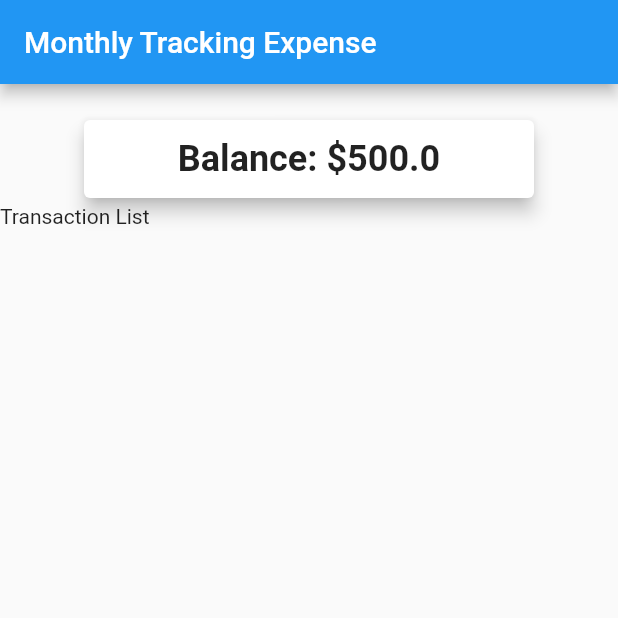
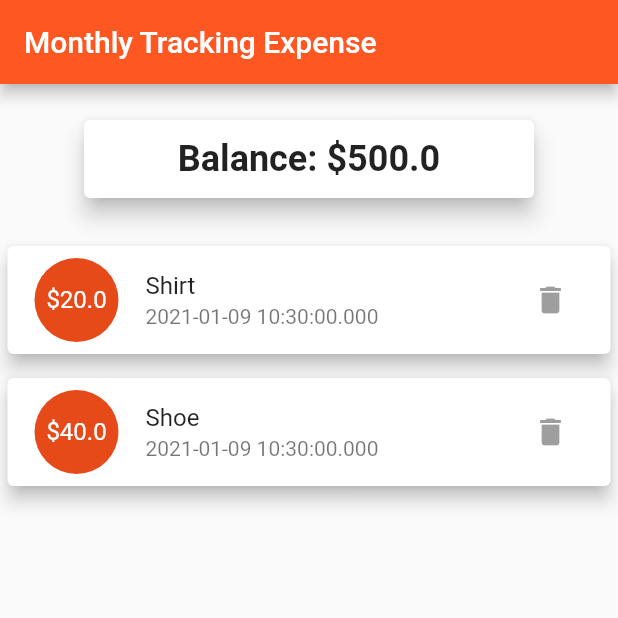
Before and after one commit to simonnguyen3054/monthly-tracking-expense, a Flutter app: the screen it shows after launch, on a phone screen of 412 x 824 dp, the top half of it. Run offline on Flutter 3.47's test engine with Material 2 defaults, Android fonts, the phone set to English and light mode, and no system bars.

Commit message:
add listview and transaction list view

```diff
--- a/lib/main.dart
+++ b/lib/main.dart
@@ -12,7 +12,8 @@ class MyApp extends StatelessWidget {
     return MaterialApp(
       title: 'Flutter Demo',
       theme: ThemeData(
-        primarySwatch: Colors.blue,
+        primarySwatch: Colors.deepOrange,
+        accentColor: Colors.amber,
       ),
       home: MyHomePage(title: 'Monthly Tracking Expense'),
     );
@@ -28,7 +29,18 @@ class MyHomePage extends StatefulWidget {
 }
 
 class _MyHomePageState extends State<MyHomePage> {
-  final List<Transaction> _userTransaction = [];
+  final List<Transaction> _userTransaction = [
+    Transaction(
+        id: DateTime.now().toString(),
+        title: "Shirt",
+        amount: 20.0,
+        date: DateTime.now()),
+    Transaction(
+        id: DateTime.now().toString(),
+        title: "Shoe",
+        amount: 40.0,
+        date: DateTime.now())
+  ];
   double _budget = 500.0;
   double _balance;
 
@@ -44,7 +56,7 @@ class _MyHomePageState extends State<MyHomePage> {
               height: 20,
             ),
             Card(
-                elevation: 5,
+                elevation: 6,
                 child: Container(
                     alignment: Alignment.center,
                     padding: EdgeInsets.all(12),
@@ -54,12 +66,34 @@ class _MyHomePageState extends State<MyHomePage> {
                       style:
                           TextStyle(fontSize: 24, fontWeight: FontWeight.bold),
                     ))),
-            Row(
-              children: [
-                Container(
-                  child: Text('Transaction List'),
-                )
-              ],
+            SizedBox(
+              height: 20,
+            ),
+            Container(
+              height: 600,
+              child: ListView.builder(
+                itemCount: _userTransaction.length,
+                itemBuilder: (context, index) {
+                  return Card(
+                    elevation: 5,
+                    margin: EdgeInsets.symmetric(vertical: 8, horizontal: 5),
+                    child: ListTile(
+                      leading: CircleAvatar(
+                          radius: 30,
+                          child: Padding(
+                              padding: EdgeInsets.all(6),
+                              child: FittedBox(
+                                  child: Text(
+                                      '\$${_userTransaction[index].amount}')))),
+                      title: Text(_userTransaction[index].title),
+                      subtitle: Text(_userTransaction[index].date.toString()),
+                      trailing: IconButton(
+                        icon: Icon(Icons.delete),
+                      ),
+                    ),
+                  );
+                },
+              ),
             ),
           ],
         ));
```
